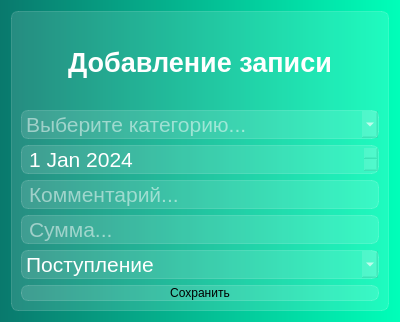
First picture: the form in add.ui, repository k0vaaa/TrackerApp, before the edit.
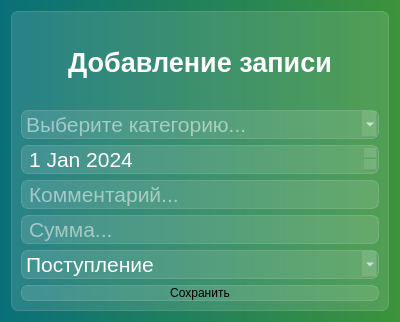
Second picture: the form after the edit. Icons and pictures are not drawn.

Patch:
```diff
--- a/add.ui
+++ b/add.ui
@@ -14,7 +14,7 @@
    <string>Dialog</string>
   </property>
   <property name="styleSheet">
-   <string notr="true">background-color: qlineargradient(spread:pad, x1:0, y1:0, x2:1, y2:0, stop:0 rgba(9,121,109,1), stop:1 rgba(0,255,185,1));</string>
+   <string notr="true">background-color: qlineargradient(spread:pad, x1:0, y1:0, x2:1, y2:0, stop:0 rgba(9,112,121,1), stop:1 rgba(60,147,59,1));</string>
   </property>
   <layout class="QVBoxLayout" name="verticalLayout_2">
    <item>
```
